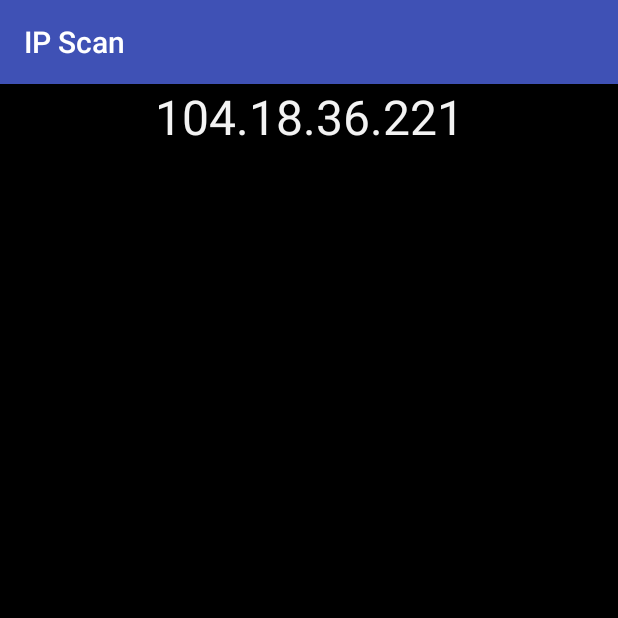
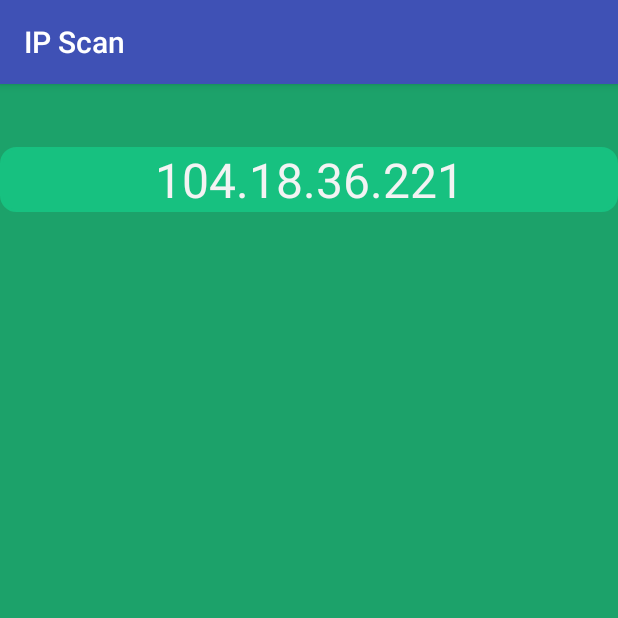
Before and after one commit to Kristof95/Android-IP-Scanner, an Android app: the screen it shows after launch (MainActivity), on a phone screen of 412 x 824 dp, the top half of it. Run offline under Robolectric (Android 15) with nearby library versions, the phone set to English and light mode, and no system bars.

```diff
--- /dev/null
+++ b/IPScan/app/src/main/res/drawable/rounded_corners.xml
@@ -0,0 +1,13 @@
+<?xml version="1.0" encoding="utf-8"?>
+<selector xmlns:android="http://schemas.android.com/apk/res/android">
+    <item>
+        <shape android:shape="rectangle">
+            <solid android:color="#17c180"/>
+            <corners android:radius="10dp" />
+            <stroke
+                android:width="2dp"
+                android:color="#17c180"
+                />
+        </shape>
+    </item>
+</selector>
--- a/IPScan/app/src/main/res/layout/activity_main.xml
+++ b/IPScan/app/src/main/res/layout/activity_main.xml
@@ -6,18 +6,20 @@
     android:layout_height="match_parent"
     tools:context="com.example.kristof.ipscan.MainActivity"
     android:theme="@android:style/Theme.Holo.NoActionBar.Fullscreen"
-    android:background="#000000">
+    android:background="#1ca26a">
 
     <ListView
         android:layout_width="wrap_content"
         android:layout_height="wrap_content"
         android:id="@+id/listView"
-        android:background="#000000"
+        android:background="#1ca26a"
+        android:divider="@null"
+        android:dividerHeight="8dp"
+        android:paddingTop="2dp"
         android:layout_below="@+id/ipText"
         android:layout_alignParentLeft="true"
         android:layout_alignParentStart="true"
-        android:layout_marginTop="61dp"
-        />
+        android:layout_marginTop="50dp"/>
 
     <EditText
         android:layout_width="match_parent"
@@ -27,10 +29,14 @@
         android:typeface="sans"
         android:inputType="text"
         android:textAlignment="center"
-        android:text="104.18.36.221"
-        android:background="#000000"
+        android:text="@string/_104_18_36_221"
+        android:maxLength="15"
+        android:layout_marginTop="42dp"
         android:layout_alignParentTop="true"
-        android:layout_alignParentLeft="true"
-        android:layout_alignParentStart="true"/>
+        android:layout_centerHorizontal="true"
+        android:background="@drawable/rounded_corners"
+        android:enabled="true"
+        >
+    </EditText>
 
 </RelativeLayout>
--- a/IPScan/app/src/main/res/values/strings.xml
+++ b/IPScan/app/src/main/res/values/strings.xml
@@ -1,4 +1,4 @@
 <resources>
     <string name="app_name">IP Scan</string>
-    <string name="ipText">127.0.0.1</string>
+    <string name="_104_18_36_221">104.18.36.221</string>
 </resources>
```
Also changed, not shown: IPScan/app/src/main/java/com/example/kristof/ipscan/MainActivity.java (+39 -26 lines), IPScan/app/src/main/res/layout/listview_row.xml (+12 -5 lines), IPScan/app/src/main/res/drawable/anonymousicon.png, 2 other files.
